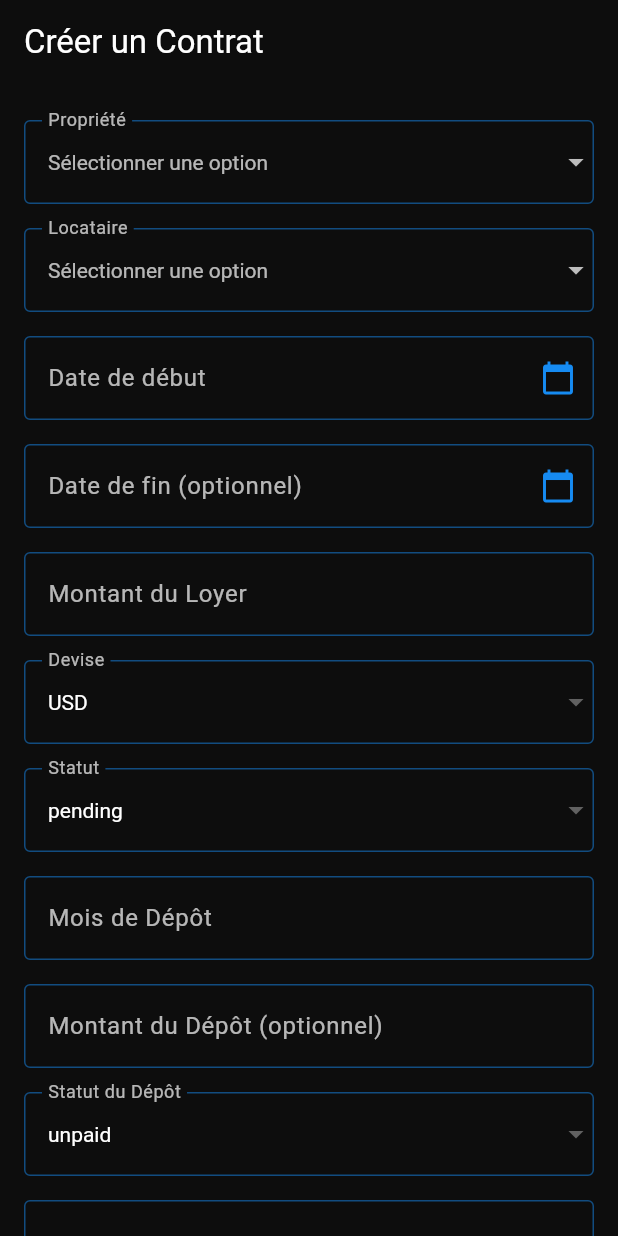
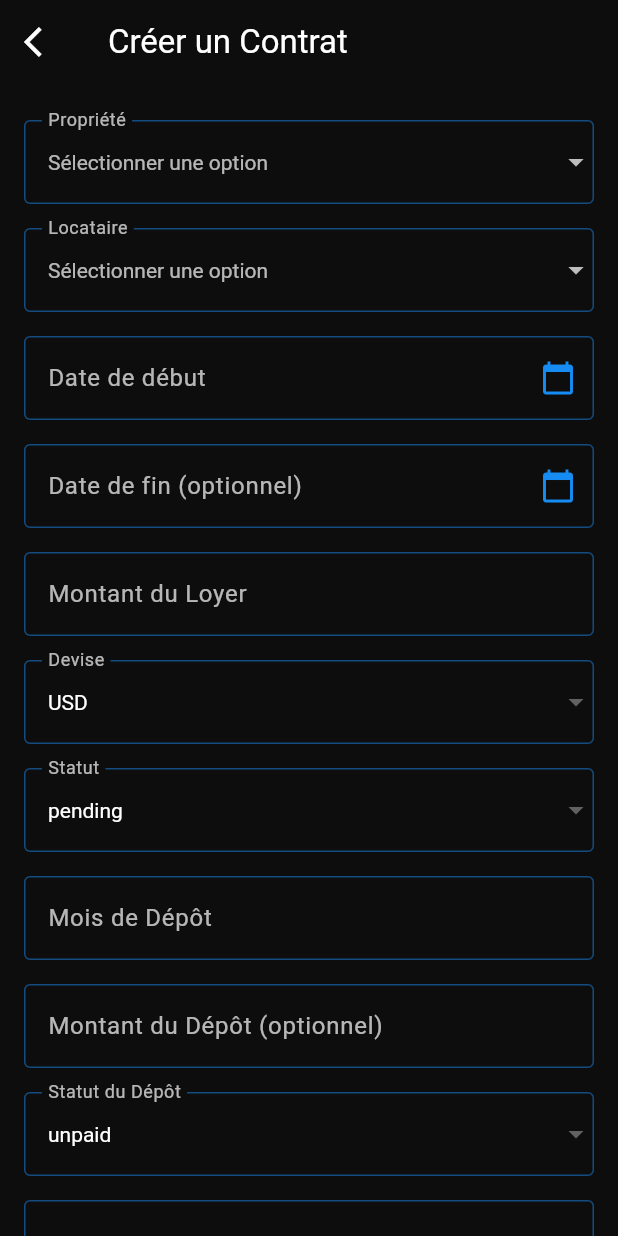
Before and after one commit to Gigiledixneuf/immobilix_project, a Flutter app: the ContractFormPage screen opened by its route, on a phone screen of 412 x 824 dp. Run offline on Flutter 3.47's test engine with Material 3 defaults, Android fonts, the phone set to English and light mode, and no system bars; our stand-ins replace flutter_dotenv, flutter_riverpod, get_it, get_storage, go_router, image_picker; accounts and stored records are empty; network calls fail.

```diff
--- a/lib/business/services/contrat/contrat_networt_service.dart
+++ b/lib/business/services/contrat/contrat_networt_service.dart
@@ -51,4 +51,10 @@ abstract class ContractNetworkService {
   // =============================
   // Récupère la liste des paiements associés à un contrat donné
   Future<List<Payment>> getContractPayments(int contractId);
+
+  // =============================
+  // 🔹 9. PAYER LA CAUTION (DÉPÔT)
+  // =============================
+  // Lance l’initiation de paiement de dépôt et retourne la réponse brute (peut contenir checkoutUrl)
+  Future<Map<String, dynamic>> payDeposit({required int contractId, required double amount, required String paymentMethod});
 }
--- a/lib/pages/gestion/contrat/contract_details_page.dart
+++ b/lib/pages/gestion/contrat/contract_details_page.dart
@@ -50,6 +50,10 @@ class ContractDetailsPage extends ConsumerWidget {
         title: const Text('Détails du Contrat', style: TextStyle(color: AppTheme.lightTextColor)),
         backgroundColor: AppTheme.darkBackgroundColor,
         iconTheme: const IconThemeData(color: AppTheme.lightTextColor),
+        leading: IconButton(
+          icon: const Icon(Icons.arrow_back_ios, color: AppTheme.lightTextColor),
+          onPressed: () => context.goNamed('contracts_list_page'),
+        ),
       ),
 
       // =============================
--- a/lib/pages/gestion/contrat/contract_form_page.dart
+++ b/lib/pages/gestion/contrat/contract_form_page.dart
@@ -116,6 +116,10 @@ class _ContractFormPageState extends ConsumerState<ContractFormPage> {
         ),
         backgroundColor: AppTheme.darkBackgroundColor,
         iconTheme: const IconThemeData(color: AppTheme.lightTextColor),
+        leading: IconButton(
+          icon: const Icon(Icons.arrow_back_ios, color: AppTheme.lightTextColor),
+          onPressed: () => context.goNamed('contracts_list_page'),
+        ),
       ),
 
       // Affiche un loader si les données ne sont pas encore prêtes
```
